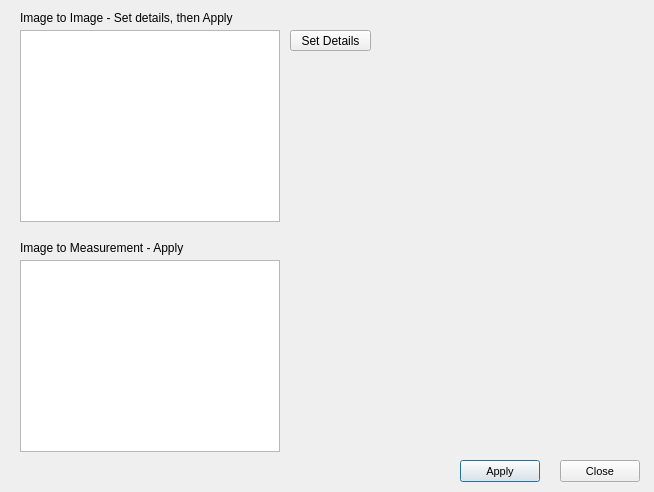
Old version of the form code/processespane.ui in the repository PamirGhimire/seeWithCpp.
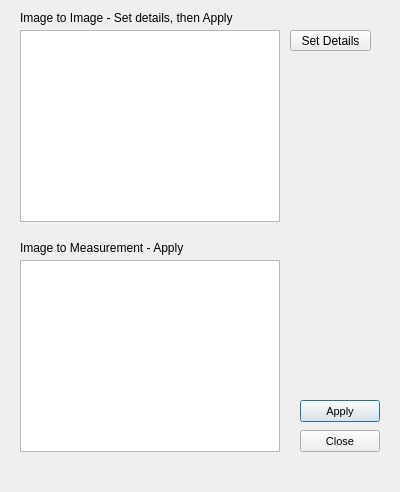
New version of the form.

What changed in the file:
```diff
--- a/code/processespane.ui
+++ b/code/processespane.ui
@@ -6,7 +6,7 @@
    <rect>
     <x>0</x>
     <y>0</y>
-    <width>654</width>
+    <width>400</width>
     <height>492</height>
    </rect>
   </property>
@@ -16,8 +16,8 @@
   <widget class="QPushButton" name="apply">
    <property name="geometry">
     <rect>
-     <x>460</x>
-     <y>460</y>
+     <x>300</x>
+     <y>400</y>
      <width>80</width>
      <height>22</height>
     </rect>
@@ -34,8 +34,8 @@
   <widget class="QPushButton" name="close">
    <property name="geometry">
     <rect>
-     <x>560</x>
-     <y>460</y>
+     <x>300</x>
+     <y>430</y>
      <width>80</width>
      <height>22</height>
     </rect>
```
